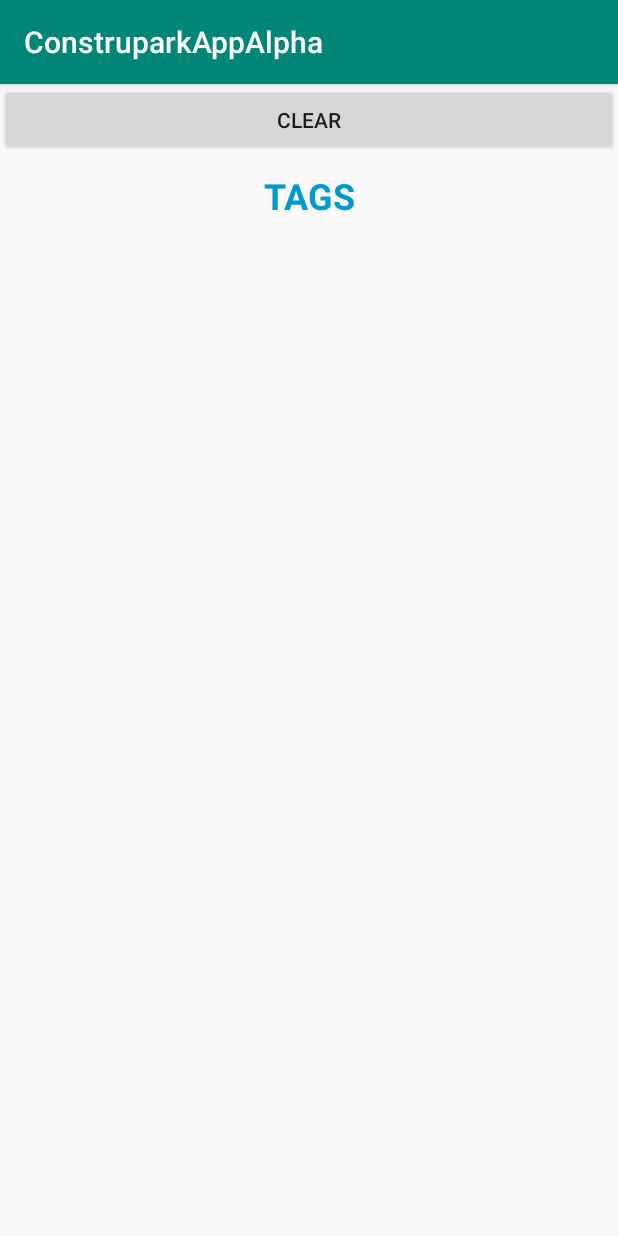
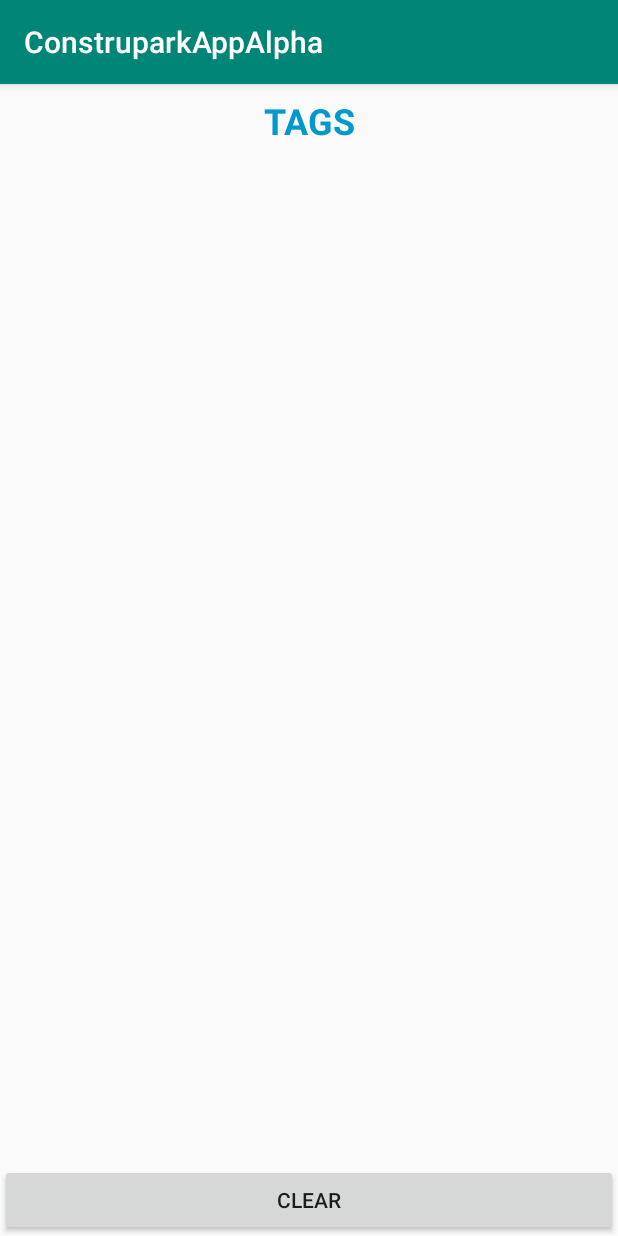
Before and after one commit to enriquemromo/chainway, an Android app: the ReaderUHFActivity screen opened directly, with no data from a screen before it, on a phone screen of 412 x 824 dp. Run offline under Robolectric (Android 15) with nearby library versions, the phone set to English and light mode, and no system bars; libraries missing offline, so code that uses them is left out: com.rscja.deviceapi; 1 statement that could not run was skipped.

Commit message:
Mejoras en el disenio

```diff
--- a/uhfreader/src/main/java/mx/rfpro/uhfreader/ReaderUHFActivity.java
+++ b/uhfreader/src/main/java/mx/rfpro/uhfreader/ReaderUHFActivity.java
@@ -72,8 +72,6 @@
     public void initUHF() {
         try {
             mReader = RFIDWithUHF.getInstance();
-           /* mContext.mReader.setFilter(RFIDWithUHF.BankEnum.valueOf("UII"), 32, 32,
-                    "67808275", false);*/
 
         } catch (Exception ex) {
             ex.printStackTrace();
@@ -180,13 +178,13 @@
         protected Void doInBackground(Void... voids) {
             mReader.init();
 
-            if (mReader.setFilter(RFIDWithUHF.BankEnum.valueOf("UII"), 32, 16,
+            /*if (mReader.setFilter(RFIDWithUHF.BankEnum.valueOf("UII"), 32, 16,
                     "454C", false)) {
                 //Toast.makeText(mContext, "Success",Toast.LENGTH_LONG).show();
                 Log.d("DEBUG---","success");
             } else {
                 Log.d("DEBUG---","fail");
-            }
+            }*/
             return null;
         }
     }
--- a/uhfreader/src/main/res/layout/reader_uhf_main_layout.xml
+++ b/uhfreader/src/main/res/layout/reader_uhf_main_layout.xml
@@ -1,39 +1,49 @@
 <?xml version="1.0" encoding="utf-8"?>
-<LinearLayout xmlns:android="http://schemas.android.com/apk/res/android"
-    android:orientation="vertical" android:layout_width="match_parent"
-    android:layout_height="match_parent">
+<androidx.constraintlayout.widget.ConstraintLayout
+    xmlns:android="http://schemas.android.com/apk/res/android"
+    xmlns:app="http://schemas.android.com/apk/res-auto"
+    xmlns:tools="http://schemas.android.com/tools"
+    android:layout_width="match_parent"
+    android:layout_height="match_parent"
+    >
 
     <ProgressBar
         android:id="@+id/progressBar"
+        style="?android:attr/progressBarStyleHorizontal"
         android:layout_width="match_parent"
         android:layout_height="wrap_content"
-        style="?android:attr/progressBarStyleHorizontal"
         android:layout_centerHorizontal="true"
         android:layout_centerVertical="true"
         android:indeterminate="true"
-        android:visibility="gone"/>
+        android:visibility="gone"
+        app:layout_constraintTop_toTopOf="parent" />
 
+    <TextView
+        android:id="@+id/textView"
+        android:layout_width="match_parent"
+        android:layout_height="wrap_content"
+        android:layout_marginTop="8dp"
+        android:gravity="center"
+        android:text="TAGS"
+        android:textColor="@android:color/holo_blue_dark"
+        android:textSize="24sp"
+        android:textStyle="bold"
+        app:layout_constraintTop_toBottomOf="@+id/progressBar" />
 
+    <androidx.recyclerview.widget.RecyclerView
+        android:id="@+id/recyclerViewTag"
+        android:layout_width="match_parent"
+        android:layout_height="0dp"
+        android:scrollbars="vertical"
+        app:layout_constraintBottom_toTopOf="@+id/clearButton"
+        app:layout_constraintEnd_toEndOf="parent"
+        app:layout_constraintStart_toStartOf="parent"
+        app:layout_constraintTop_toBottomOf="@+id/textView" />
 
     <Button
         android:id="@+id/clearButton"
         android:layout_width="match_parent"
         android:layout_height="wrap_content"
-        android:text="Clear" />
-    <TextView
-        android:id="@+id/textView"
-        android:layout_width="match_parent"
-        android:layout_height="wrap_content"
-        android:layout_marginTop="10dp"
-        android:layout_marginBottom="5dp"
-        android:gravity="center"
-        android:text="TAGS"
-        android:textColor="@android:color/holo_blue_dark"
-        android:textSize="24sp"
-        android:textStyle="bold" />
-
-    <androidx.recyclerview.widget.RecyclerView
-        android:id="@+id/recyclerViewTag"
-        android:layout_width="match_parent"
-        android:layout_height="match_parent" />
-</LinearLayout>
+        android:text="Clear"
+        app:layout_constraintBottom_toBottomOf="parent" />
+</androidx.constraintlayout.widget.ConstraintLayout>
```
